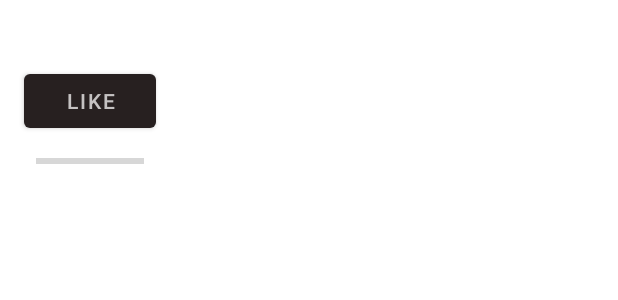
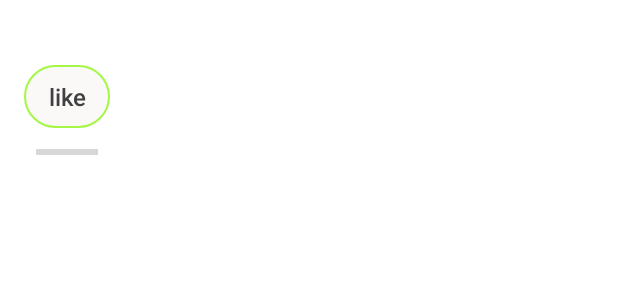
Before and after one commit to YasamanTaleghani/EnglishDailyWordLearningApplication, an Android app: the layout fragment_main.xml on its own in the app's theme, with its tools: preview values and no code run, on a phone screen of 412 x 824 dp. Shown: the top 300 px of the screen. Run offline under Robolectric (Android 15) with nearby library versions, the phone set to English and light mode, and no system bars.

Commit message:
title: update fragment_main.xml note: rename style name of button in fragment_main.xml

```diff
--- a/app/src/main/res/layout/fragment_main.xml
+++ b/app/src/main/res/layout/fragment_main.xml
@@ -23,7 +23,7 @@
 
         <com.google.android.material.button.MaterialButton
             android:id="@+id/like_button"
-            style="@style/EnglishLearning.Button.OutlinedButton"
+            style="@style/App.Main.Button.OutlinedButton"
             android:layout_width="wrap_content"
             android:layout_height="wrap_content"
             app:layout_constraintTop_toBottomOf="@+id/likes"
@@ -69,6 +69,5 @@
             app:layout_constraintStart_toStartOf="parent"
             app:layout_constraintTop_toTopOf="parent"
             app:layout_constraintVertical_bias="0.499" />
-
     </androidx.constraintlayout.widget.ConstraintLayout>
 </layout>
```
